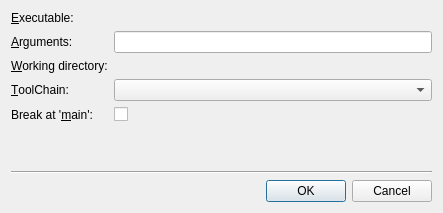
Before: the Qt Designer form src/plugins/debugger/startexternaldialog.ui in qt-creator/qt-creator, drawn with Qt 5.
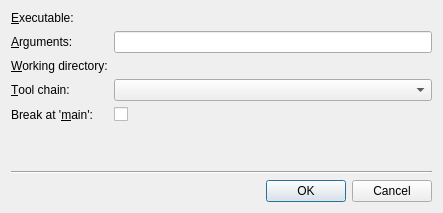
After: the same form once the commit is applied. Custom widgets are drawn as their Qt base class.

Commit message: Fix spelling of tool chain is user-visible strings and comments

Patch:
```diff
--- a/src/plugins/debugger/startexternaldialog.ui
+++ b/src/plugins/debugger/startexternaldialog.ui
@@ -87,7 +87,7 @@
      <item row="3" column="0">
       <widget class="QLabel" name="toolChainLabel">
        <property name="text">
-        <string>&amp;ToolChain:</string>
+        <string>&amp;Tool chain:</string>
        </property>
        <property name="buddy">
         <cstring>toolChainComboBox</cstring>
```
The commit also changes 29 other files.
